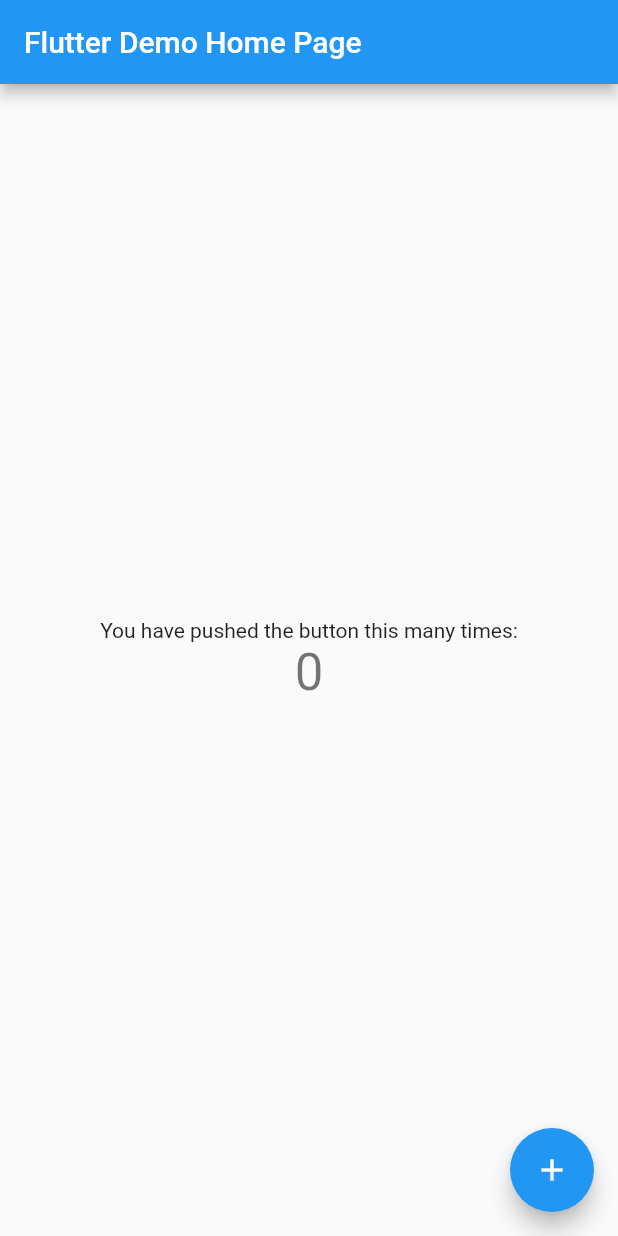
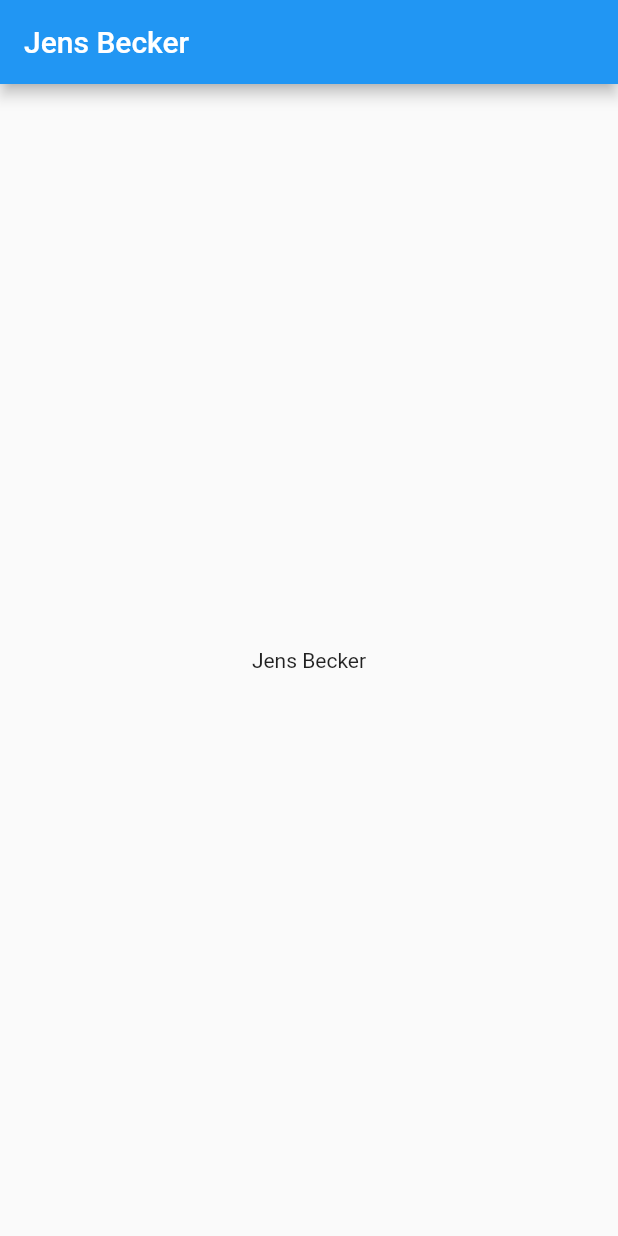
Before and after one commit to devj3ns/v1.jensbecker.dev, a Flutter app: the screen it shows after launch, on a phone screen of 412 x 824 dp. Run offline on Flutter 3.47's test engine with Material 2 defaults, Android fonts, the phone set to English and light mode, and no system bars.

Commit message:
Initial commit 2

```diff
--- /dev/null
+++ b/analysis_options.yaml
@@ -0,0 +1 @@
+include: package:pedantic/analysis_options.yaml
--- a/lib/main.dart
+++ b/lib/main.dart
@@ -5,109 +5,33 @@ void main() {
 }
 
 class MyApp extends StatelessWidget {
-  // This widget is the root of your application.
   @override
   Widget build(BuildContext context) {
     return MaterialApp(
-      title: 'Flutter Demo',
+      title: 'Jens Becker',
       theme: ThemeData(
-        // This is the theme of your application.
-        //
-        // Try running your application with "flutter run". You'll see the
-        // application has a blue toolbar. Then, without quitting the app, try
-        // changing the primarySwatch below to Colors.green and then invoke
-        // "hot reload" (press "r" in the console where you ran "flutter run",
-        // or simply save your changes to "hot reload" in a Flutter IDE).
-        // Notice that the counter didn't reset back to zero; the application
-        // is not restarted.
         primarySwatch: Colors.blue,
       ),
-      home: MyHomePage(title: 'Flutter Demo Home Page'),
+      home: MyHomePage(title: 'Jens Becker'),
     );
   }
 }
 
-class MyHomePage extends StatefulWidget {
-  MyHomePage({Key key, this.title}) : super(key: key);
-
-  // This widget is the home page of your application. It is stateful, meaning
-  // that it has a State object (defined below) that contains fields that affect
-  // how it looks.
-
-  // This class is the configuration for the state. It holds the values (in this
-  // case the title) provided by the parent (in this case the App widget) and
-  // used by the build method of the State. Fields in a Widget subclass are
-  // always marked "final".
-
+class MyHomePage extends StatelessWidget {
+  const MyHomePage({@required this.title});
   final String title;
 
   @override
-  _MyHomePageState createState() => _MyHomePageState();
-}
-
-class _MyHomePageState extends State<MyHomePage> {
-  int _counter = 0;
-
-  void _incrementCounter() {
-    setState(() {
-      // This call to setState tells the Flutter framework that something has
-      // changed in this State, which causes it to rerun the build method below
-      // so that the display can reflect the updated values. If we changed
-      // _counter without calling setState(), then the build method would not be
-      // called again, and so nothing would appear to happen.
-      _counter++;
-    });
-  }
-
-  @override
   Widget build(BuildContext context) {
-    // This method is rerun every time setState is called, for instance as done
-    // by the _incrementCounter method above.
-    //
-    // The Flutter framework has been optimized to make rerunning build methods
-    // fast, so that you can just rebuild anything that needs updating rather
-    // than having to individually change instances of widgets.
     return Scaffold(
       appBar: AppBar(
-        // Here we take the value from the MyHomePage object that was created by
-        // the App.build method, and use it to set our appbar title.
-        title: Text(widget.title),
+        title: Text(title),
       ),
       body: Center(
-        // Center is a layout widget. It takes a single child and positions it
-        // in the middle of the parent.
-        child: Column(
-          // Column is also a layout widget. It takes a list of children and
-          // arranges them vertically. By default, it sizes itself to fit its
-          // children horizontally, and tries to be as tall as its parent.
-          //
-          // Invoke "debug painting" (press "p" in the console, choose the
-          // "Toggle Debug Paint" action from the Flutter Inspector in Android
-          // Studio, or the "Toggle Debug Paint" command in Visual Studio Code)
-          // to see the wireframe for each widget.
-          //
-          // Column has various properties to control how it sizes itself and
-          // how it positions its children. Here we use mainAxisAlignment to
-          // center the children vertically; the main axis here is the vertical
-          // axis because Columns are vertical (the cross axis would be
-          // horizontal).
-          mainAxisAlignment: MainAxisAlignment.center,
-          children: <Widget>[
-            Text(
-              'You have pushed the button this many times:',
-            ),
-            Text(
-              '$_counter',
-              style: Theme.of(context).textTheme.headline4,
-            ),
-          ],
+        child: Text(
+          title,
         ),
       ),
-      floatingActionButton: FloatingActionButton(
-        onPressed: _incrementCounter,
-        tooltip: 'Increment',
-        child: Icon(Icons.add),
-      ), // This trailing comma makes auto-formatting nicer for build methods.
     );
   }
 }
```
Also changed, not shown: pubspec.yaml (+3 -59 lines), firebase.json (added), 2 other files.
